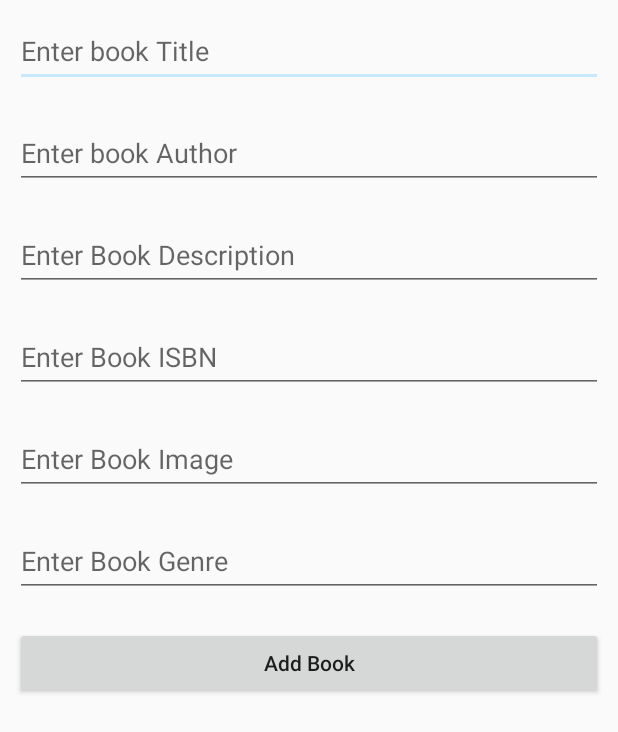
After one commit to magalor54/Inkwell, an Android app: the AddLibro screen opened directly, with no data from a screen before it, on a phone screen of 412 x 824 dp. The commit adds this screen. Shown: the top 732 px of the screen. Run offline under Robolectric (Android 15) with nearby library versions, the phone set to English and light mode, and no system bars.

Commit message:
Añadida base de datos insertar y leer libros

```diff
--- a/app/build.gradle
+++ b/app/build.gradle
@@ -7,7 +7,7 @@ android {
 
     defaultConfig {
         applicationId "galondo.uv.inkwell"
-        minSdk 23
+        minSdk 27
         targetSdk 32
         versionCode 1
         versionName "1.0"
@@ -41,4 +41,5 @@ dependencies {
     androidTestImplementation 'androidx.test.ext:junit:1.1.3'
     androidTestImplementation 'androidx.test.espresso:espresso-core:3.4.0'
     implementation 'com.squareup.picasso:picasso:2.71828'
+    //noinspection GradleCompatible
 }
--- /dev/null
+++ b/app/src/main/java/galondo/uv/inkwell/AddLibro.java
@@ -0,0 +1,92 @@
+package galondo.uv.inkwell;
+
+import android.os.Bundle;
+import android.util.Log;
+import android.view.View;
+import android.widget.Button;
+import android.widget.EditText;
+import android.widget.Toast;
+
+import androidx.appcompat.app.AppCompatActivity;
+
+import java.util.concurrent.ExecutionException;
+
+public class AddLibro extends AppCompatActivity {
+
+    // creating variables for our edittext, button and dbhandler
+    private EditText bookTitleEdt, bookAuthorEdt, bookISBNEdt, bookDescriptionEdt, bookImageEdt, bookGenreEdt;
+    private Button addCourseBtn;
+    private DBHandler dbHandler;
+
+    @Override
+    protected void onCreate(Bundle savedInstanceState) {
+        super.onCreate(savedInstanceState);
+        setContentView(R.layout.activity_add_libro);
+
+        // initializing all our variables.
+        bookTitleEdt = findViewById(R.id.idEdtBookTitle);
+        bookAuthorEdt = findViewById(R.id.idEdtBookAuthor);
+        bookDescriptionEdt = findViewById(R.id.idEdtBookDescription);
+        bookISBNEdt = findViewById(R.id.idEdtBookISBN);
+        bookImageEdt = findViewById(R.id.idEdtBookImage);
+        bookGenreEdt = findViewById(R.id.idEdtBookGenre);
+        addCourseBtn = (Button) findViewById(R.id.idBtnAddBook);
+
+        // creating a new dbhandler class
+        // and passing our context to it.
+        dbHandler = new DBHandler(AddLibro.this);
+
+        // below line is to add on click listener for our add course button.
+        addCourseBtn.setOnClickListener(new View.OnClickListener() {
+            @Override
+            public void onClick(View v) {
+
+                // below line is to get data from all edit text fields.
+                String bookTitle = bookTitleEdt.getText().toString();
+                String bookAuthor = bookAuthorEdt.getText().toString();
+                String bookDescription = bookDescriptionEdt.getText().toString();
+                String bookISBN = bookISBNEdt.getText().toString();
+                String bookImage = bookImageEdt.getText().toString();
+                String bookGenre = bookGenreEdt.getText().toString();
+
+
+                // validating if the text fields are empty or not.
+                if (bookTitle.isEmpty() && bookAuthor.isEmpty() && bookDescription.isEmpty() && bookISBN.isEmpty() && bookImage.isEmpty() && bookGenre.isEmpty()) {
+                    Toast.makeText(AddLibro.this, "Please enter all the data..", Toast.LENGTH_SHORT).show();
+                    return;
+                }
+
+                bookImage = ConexionPortada(bookISBN);
+
+                Log.d(null, "------------------->" + bookImage);
+
+                // on below line we are calling a method to add new
+                // course to sqlite data and pass all our values to it.
+                dbHandler.addNewCourse(bookTitle, bookAuthor, bookDescription, bookISBN, bookImage, bookGenre);
+
+                // after adding the data we are displaying a toast message.
+                Toast.makeText(AddLibro.this, "Add has been added.", Toast.LENGTH_SHORT).show();
+                bookTitleEdt.setText("");
+                bookAuthorEdt.setText("");
+                bookDescriptionEdt.setText("");
+                bookISBNEdt.setText("");
+                bookImageEdt.setText("");
+                bookGenreEdt.setText("");
+            }
+        });
+    }
+
+    String ConexionPortada(String isbn){
+        String url = "https://www.googleapis.com/books/v1/volumes?q=isbn:" + isbn;
+        galondo.uv.inkwell.HTTPConnector task = new galondo.uv.inkwell.HTTPConnector(url);
+        try {
+            String urlPortada = task.execute().get();
+            return urlPortada;
+        } catch (ExecutionException e) {
+            e.printStackTrace();
+        } catch (InterruptedException e) {
+            e.printStackTrace();
+        }
+        return " ";
+    }
+}
--- /dev/null
+++ b/app/src/main/java/galondo/uv/inkwell/DBHandler.java
@@ -0,0 +1,135 @@
+package galondo.uv.inkwell;
+
+import android.content.ContentValues;
+import android.content.Context;
+import android.database.Cursor;
+import android.database.sqlite.SQLiteDatabase;
+import android.database.sqlite.SQLiteOpenHelper;
+
+import java.util.ArrayList;
+
+public class DBHandler extends SQLiteOpenHelper {
+
+    // creating a constant variables for our database.
+    // below variable is for our database name.
+    private static final String DB_NAME = "booksdb";
+
+    // below int is our database version
+    private static final int DB_VERSION = 1;
+
+    // below variable is for our table name.
+    private static final String TABLE_NAME = "mybooks";
+
+    // below variable is for our id column.
+    private static final String ID_COL = "id";
+
+    // below variable is for our course name column
+    private static final String TITLE_COL = "title";
+
+    // below variable id for our course duration column.
+    private static final String AUTHOR_COL = "author";
+
+    // below variable for our course description column.
+    private static final String DESCRIPTION_COL = "description";
+
+    // below variable is for our course tracks column.
+    private static final String ISBN_COL = "ISBN";
+
+    // below variable is for our course tracks column.
+    private static final String IMAGE_COL = "image";
+
+    // below variable is for our course tracks column.
+    private static final String GENRE_COL = "genre";
+
+    // creating a constructor for our database handler.
+    public DBHandler(Context context) {
+        super(context, DB_NAME, null, DB_VERSION);
+    }
+
+    // below method is for creating a database by running a sqlite query
+    @Override
+    public void onCreate(SQLiteDatabase db) {
+        // on below line we are creating
+        // an sqlite query and we are
+        // setting our column names
+        // along with their data types.
+        String query = "CREATE TABLE " + TABLE_NAME + " ("
+                + ID_COL + " INTEGER PRIMARY KEY AUTOINCREMENT, "
+                + TITLE_COL + " TEXT,"
+                + AUTHOR_COL + " TEXT,"
+                + DESCRIPTION_COL + " TEXT,"
+                + ISBN_COL + " TEXT,"
+                + IMAGE_COL + " TEXT,"
+                + GENRE_COL + " TEXT)";
+
+        // at last we are calling a exec sql
+        // method to execute above sql query
+        db.execSQL(query);
+    }
+
+    // this method is use to add new course to our sqlite database.
+    public void addNewCourse(String bookName, String bookAuthor, String bookDescription, String bookISBN, String bookImage, String bookGenre) {
+
+        // on below line we are creating a variable for
+        // our sqlite database and calling writable method
+        // as we are writing data in our database.
+        SQLiteDatabase db = this.getWritableDatabase();
+
+        // on below line we are creating a
+        // variable for content values.
+        ContentValues values = new ContentValues();
+
+        // on below line we are passing all values
+        // along with its key and value pair.
+        values.put(TITLE_COL, bookName);
+        values.put(AUTHOR_COL, bookAuthor);
+        values.put(DESCRIPTION_COL, bookDescription);
+        values.put(ISBN_COL, bookISBN);
+        values.put(IMAGE_COL, bookImage);
+        values.put(GENRE_COL, bookGenre);
+
+        // after adding all values we are passing
+        // content values to our table.
+        db.insert(TABLE_NAME, null, values);
+
+        // at last we are closing our
+        // database after adding database.
+        db.close();
+    }
+
+    public ArrayList<Libro> readCourses() {
+        // on below line we are creating a
+        // database for reading our database.
+        SQLiteDatabase db = this.getReadableDatabase();
+
+        // on below line we are creating a cursor with query to read data from database.
+        Cursor cursorBooks = db.rawQuery("SELECT * FROM " + TABLE_NAME, null);
+
+        // on below line we are creating a new array list.
+        ArrayList<Libro> courseModalArrayList = new ArrayList<>();
+
+        // moving our cursor to first position.
+        if (cursorBooks.moveToFirst()) {
+            do {
+                // on below line we are adding the data from cursor to our array list.
+                courseModalArrayList.add(new Libro(cursorBooks.getString(1),
+                        cursorBooks.getString(2),
+                        cursorBooks.getString(6),
+                        cursorBooks.getString(4),
+                        cursorBooks.getString(3),cursorBooks.getString(5)));
+            } while (cursorBooks.moveToNext());
+            // moving our cursor to next.
+        }
+        // at last closing our cursor
+        // and returning our array list.
+        cursorBooks.close();
+        return courseModalArrayList;
+    }
+
+    @Override
+    public void onUpgrade(SQLiteDatabase db, int oldVersion, int newVersion) {
+        // this method is called to check if the table exists already.
+        db.execSQL("DROP TABLE IF EXISTS " + TABLE_NAME);
+        onCreate(db);
+    }
+}
--- a/app/src/main/java/galondo/uv/inkwell/HorizontalAdapter.java
+++ b/app/src/main/java/galondo/uv/inkwell/HorizontalAdapter.java
@@ -55,8 +55,8 @@ public class HorizontalAdapter extends RecyclerView.Adapter<HorizontalAdapter.Vi
     public void onBindViewHolder(HorizontalAdapter.ViewHolder holder, int position) {
 
         // below line is use to set image from URL in our image view.
-        Picasso.get().load(libros.get(position).getImage_drawable()).into(holder.iv);
-
+        Picasso.get().load(libros.get(position).getImage_drawable()).resize(100,100).into(holder.iv);
+        Log.d(null, "------------------>" + libros.get(position).getImage_drawable());
         //holder.iv.setImageResource(imageModelArrayList.get(position).getImage_drawable());
         holder.time.setText(libros.get(position).getName());
 
--- a/app/src/main/java/galondo/uv/inkwell/Libro.java
+++ b/app/src/main/java/galondo/uv/inkwell/Libro.java
@@ -76,9 +76,9 @@ public class Libro extends AppCompatActivity {
     public Libro() {
     }
 
-    public Libro(String name, String autor, String ISBN, String genero, String bookInfo) {
+    public Libro(String name, String autor,String image_drawable, String ISBN, String genero, String bookInfo) {
         this.name = name;
-        //this.image_drawable = image_drawable;
+        this.image_drawable = image_drawable;
         this.autor = autor;
         this.ISBN = ISBN;
         this.genero = genero;
@@ -100,7 +100,7 @@ public class Libro extends AppCompatActivity {
         Bundle extras = getIntent().getExtras();
         _name.setText(extras.getString("titulo"));
         //_image_drawable.setImageDrawable(extras.getImageDrawable("imagen"));
-        Picasso.get().load(extras.getString("imagen")).into(_image_drawable);
+        Picasso.get().load(extras.getString("imagen")).fit().into(_image_drawable);
         _autor.setText(extras.getString("autor"));
         _genero.setText(extras.getString("genero"));
         _ISBN.setText(extras.getString("ISBN"));
--- /dev/null
+++ b/app/src/main/res/layout/activity_add_libro.xml
@@ -0,0 +1,73 @@
+<?xml version="1.0" encoding="utf-8"?>
+<LinearLayout
+    xmlns:android="http://schemas.android.com/apk/res/android"
+    xmlns:tools="http://schemas.android.com/tools"
+    android:layout_width="match_parent"
+    android:layout_height="match_parent"
+    android:orientation="vertical"
+    tools:context=".AddLibro">
+
+    <!--Edit text to enter course name-->
+    <EditText
+        android:id="@+id/idEdtBookTitle"
+        android:layout_width="match_parent"
+        android:layout_height="wrap_content"
+        android:layout_margin="10dp"
+        android:hint="Enter book Title"
+        android:minHeight="48dp" />
+
+    <!--edit text to enter course duration-->
+    <EditText
+        android:id="@+id/idEdtBookAuthor"
+        android:layout_width="match_parent"
+        android:layout_height="wrap_content"
+        android:layout_margin="10dp"
+        android:hint="Enter book Author"
+        android:minHeight="48dp" />
+
+    <!--edit text for book description-->
+    <EditText
+        android:id="@+id/idEdtBookDescription"
+        android:layout_width="match_parent"
+        android:layout_height="wrap_content"
+        android:layout_margin="10dp"
+        android:hint="Enter Book Description"
+        android:minHeight="48dp" />
+
+    <!--edit text for Book ISBN-->
+    <EditText
+        android:id="@+id/idEdtBookISBN"
+        android:layout_width="match_parent"
+        android:layout_height="wrap_content"
+        android:layout_margin="10dp"
+        android:hint="Enter Book ISBN"
+        android:minHeight="48dp" />
+
+    <!--edit text for Book Image-->
+    <EditText
+        android:id="@+id/idEdtBookImage"
+        android:layout_width="match_parent"
+        android:layout_height="wrap_content"
+        android:layout_margin="10dp"
+        android:hint="Enter Book Image"
+        android:minHeight="48dp" />
+
+    <!--edit text for Book Genre-->
+    <EditText
+        android:id="@+id/idEdtBookGenre"
+        android:layout_width="match_parent"
+        android:layout_height="wrap_content"
+        android:layout_margin="10dp"
+        android:hint="Enter Book Genre"
+        android:minHeight="48dp" />
+
+    <!--button for adding new course-->
+    <Button
+        android:id="@+id/idBtnAddBook"
+        android:layout_width="match_parent"
+        android:layout_height="wrap_content"
+        android:layout_margin="10dp"
+        android:text="Add Book"
+        android:textAllCaps="false" />
+
+</LinearLayout>
--- a/app/src/main/res/layout/book_recycleview.xml
+++ b/app/src/main/res/layout/book_recycleview.xml
@@ -20,8 +20,8 @@
             android:orientation="vertical">
 
             <ImageView
-                android:layout_width="80dp"
-                android:layout_height="80dp"
+                android:layout_width="100dp"
+                android:layout_height="150dp"
                 android:scaleType="fitXY"
                 android:id="@+id/iv" />
 
@@ -32,7 +32,7 @@
                 android:gravity="center"
                 android:text="Image"
                 android:textColor="#000"
-                android:textSize="18sp" />
+                android:textSize="13sp" />
 
         </LinearLayout>
 
--- a/app/src/main/res/values/colors.xml
+++ b/app/src/main/res/values/colors.xml
@@ -7,4 +7,10 @@
     <color name="teal_700">#FF018786</color>
     <color name="black">#FF000000</color>
     <color name="white">#FFFFFFFF</color>
+    <color name="colorPrimary">#125688</color>
+    <color name="colorPrimaryDark">#125688</color>
+    <color name="textColorPrimary">#FFFFFF</color>
+    <color name="windowBackground">#FFFFFF</color>
+    <color name="navigationBarColor">#000000</color>
+    <color name="colorAccent">#c8e8ff</color>
 </resources>
--- /dev/null
+++ b/app/src/main/res/values/styles.xml
@@ -0,0 +1,16 @@
+
+<resources>
+
+    <style name="MyMaterialTheme" parent="MyMaterialTheme.Base">
+
+    </style>
+
+    <style name="MyMaterialTheme.Base" parent="Theme.AppCompat.Light.DarkActionBar">
+        <item name="windowNoTitle">true</item>
+        <item name="windowActionBar">true</item>
+        <item name="colorPrimary">@color/colorPrimary</item>
+        <item name="colorPrimaryDark">@color/colorPrimaryDark</item>
+        <item name="colorAccent">@color/colorAccent</item>
+    </style>
+
+</resources>
```
Also changed, not shown: app/src/main/AndroidManifest.xml (+8 -2 lines), app/src/main/java/galondo/uv/inkwell/Biblioteca.java (+73 -0 lines), app/src/main/java/galondo/uv/inkwell/MainActivity.java (+55 -6 lines), app/src/main/res/drawable/ic_baseline_add_24.xml (added, +10 -0 lines), app/src/main/res/drawable/ic_baseline_book_24.xml (added, +10 -0 lines), app/src/main/res/drawable/ic_baseline_menu_book_24.xml (added, +19 -0 lines), app/src/main/res/layout/activity_biblioteca.xml (+16 -0 lines), app/src/main/res/layout/activity_main.xml (+20 -7 lines), app/src/main/res/menu/bottom_navigation_menu.xml (added, +13 -0 lines), app/src/main/res/navigation/nav_graph.xml (+11 -21 lines), app/src/main/res/values/dimens.xml (+7 -0 lines).
